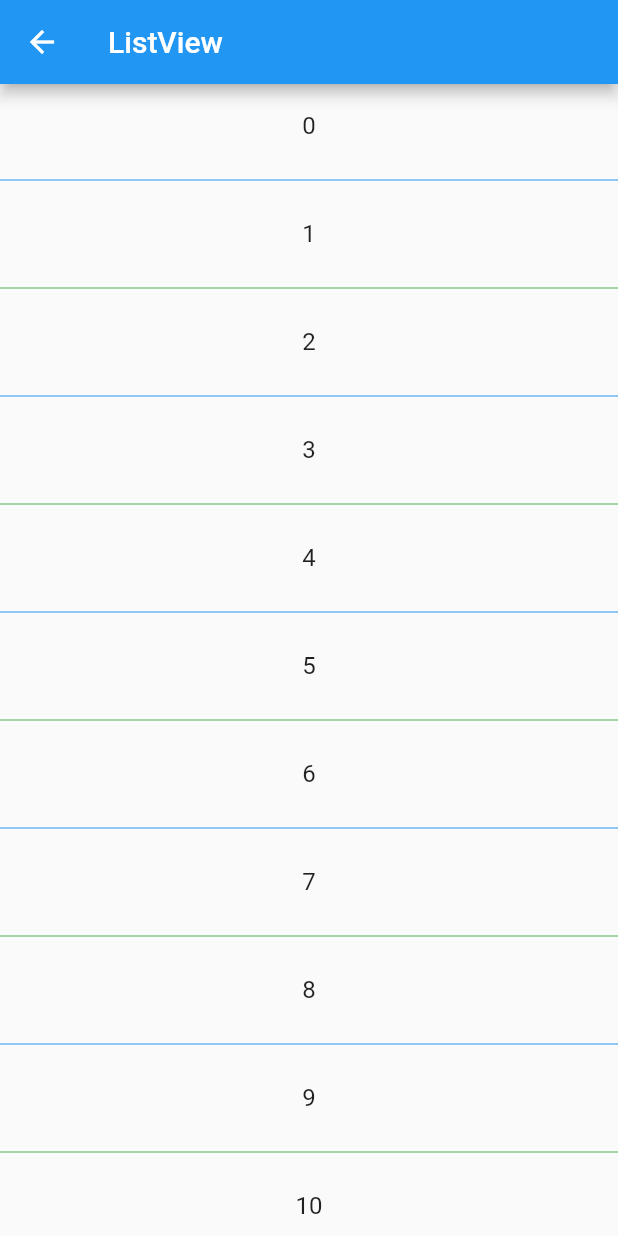
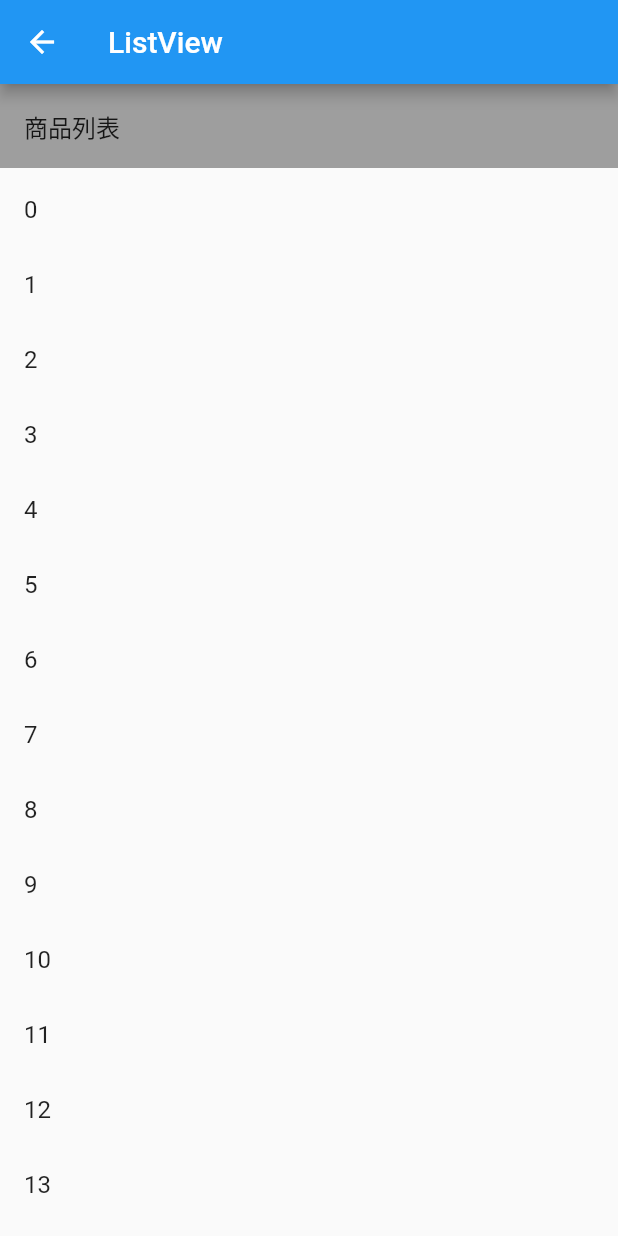
Before and after one commit to nchkdxlq/flutter_demo, a Flutter app: the ScrollableWidget screen opened directly, after a tap on "ListView", on a phone screen of 412 x 824 dp. Run offline on Flutter 3.47's test engine with Material 2 defaults, Android fonts, the phone set to English and light mode, and no system bars.

Commit message:
update ListView

```diff
--- a/lib/scrollable_widget/list_view.dart
+++ b/lib/scrollable_widget/list_view.dart
@@ -15,7 +15,8 @@ class ListViewWidget extends StatelessBaseWidget {
   Widget body(BuildContext context) {
 //    return defaultBuilder(context);
 //    return listViewBuild(context);
-    return listViewSeparated(context);
+//    return listViewSeparated(context);
+    return titleListView(context);
   }
 
   /// 适合只有少量子组件的情况
@@ -67,4 +68,24 @@ class ListViewWidget extends StatelessBaseWidget {
     );
   }
 
+  // 带有表头
+  Widget titleListView(BuildContext context) {
+    return Column(
+      children: [
+        Container(
+          child: ListTile(title: Text('商品列表'),),
+          color: Colors.grey,
+        ),
+        Expanded(
+          child: ListView.builder(
+            itemCount: 100,
+            itemExtent: 50.0,
+            itemBuilder: (context, index) {
+            return ListTile(title: Text('$index'),);
+          }),
+        )
+      ],
+    );
+  }
+
 }
```
